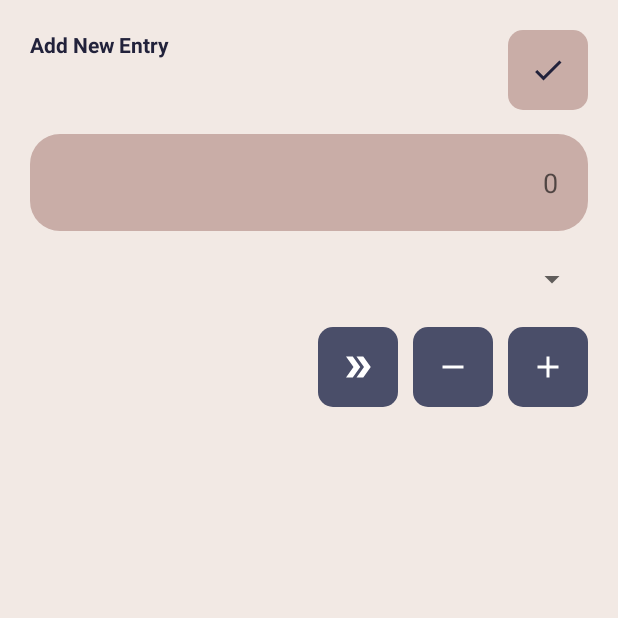
After one commit to saymanrifat/CalMyPenny, an Android app: the AddEntryActivity screen opened directly, with no data from a screen before it, on a phone screen of 412 x 824 dp, the top half of it. The commit adds this screen. Run offline under Robolectric (Android 15) with nearby library versions, the phone set to English and light mode, and no system bars.

Commit message:
Add EntryScreen and Improve App Design

```diff
--- a/app/src/main/AndroidManifest.xml
+++ b/app/src/main/AndroidManifest.xml
@@ -13,6 +13,9 @@
         android:theme="@style/Theme.CalMyPenny"
         tools:targetApi="31">
         <activity
+            android:name=".view.AddEntryActivity"
+            android:exported="false" />
+        <activity
             android:name=".view.HomeActivity"
             android:exported="true">
             <intent-filter>
--- /dev/null
+++ b/app/src/main/java/com/ounicsoft/calmypenny/view/AddEntryActivity.kt
@@ -0,0 +1,14 @@
+package com.ounicsoft.calmypenny.view
+
+import androidx.appcompat.app.AppCompatActivity
+import android.os.Bundle
+import com.ounicsoft.calmypenny.databinding.ActivityAddEntryBinding
+
+class AddEntryActivity : AppCompatActivity() {
+    private lateinit var binding: ActivityAddEntryBinding
+    override fun onCreate(savedInstanceState: Bundle?) {
+        super.onCreate(savedInstanceState)
+        binding = ActivityAddEntryBinding.inflate(layoutInflater)
+        setContentView(binding.root)
+    }
+}
--- a/app/src/main/java/com/ounicsoft/calmypenny/view/HomeActivity.kt
+++ b/app/src/main/java/com/ounicsoft/calmypenny/view/HomeActivity.kt
@@ -1,5 +1,6 @@
 package com.ounicsoft.calmypenny.view
 
+import android.content.Intent
 import androidx.appcompat.app.AppCompatActivity
 import android.os.Bundle
 import androidx.fragment.app.Fragment
@@ -22,6 +23,8 @@ class HomeActivity : AppCompatActivity() {
         setCurrentFragment(overViewFragment)
         //Handle Bottom Navigation ClickListen
         handleBottomClickListener()
+        //Handle Add Entry Click Listen
+        goToAddEntryActivity()
 
 
     }
@@ -37,9 +40,16 @@ class HomeActivity : AppCompatActivity() {
         }
     }
 
-    private fun setCurrentFragment(fragment: Fragment) =
+    private fun setCurrentFragment(fragment: Fragment) {
         supportFragmentManager.beginTransaction().apply {
             replace(R.id.home_HostFragment, fragment)
             commit()
         }
+    }
+
+    private fun goToAddEntryActivity() {
+        binding.btnAddEntryActivity.setOnClickListener {
+            startActivity(Intent(this, AddEntryActivity::class.java))
+        }
+    }
 }
--- /dev/null
+++ b/app/src/main/res/drawable/ed_background.xml
@@ -0,0 +1,10 @@
+<?xml version="1.0" encoding="utf-8"?>
+<selector xmlns:android="http://schemas.android.com/apk/res/android">
+    <item>
+        <shape android:shape="rectangle">
+            <solid android:color="@color/cameo" />
+            <corners android:radius="20dp" />
+            <padding android:bottom="20dp" android:left="20dp" android:right="20dp" android:top="20dp" />
+        </shape>
+    </item>
+</selector>
--- /dev/null
+++ b/app/src/main/res/drawable/ic_minus.xml
@@ -0,0 +1,5 @@
+<vector android:height="24dp" android:tint="@color/white"
+    android:viewportHeight="24" android:viewportWidth="24"
+    android:width="24dp" xmlns:android="http://schemas.android.com/apk/res/android">
+    <path android:fillColor="@android:color/white" android:pathData="M19,13H5v-2h14v2z"/>
+</vector>
--- /dev/null
+++ b/app/src/main/res/drawable/ic_plus.xml
@@ -0,0 +1,5 @@
+<vector android:height="24dp" android:tint="@color/white"
+    android:viewportHeight="24" android:viewportWidth="24"
+    android:width="24dp" xmlns:android="http://schemas.android.com/apk/res/android">
+    <path android:fillColor="@android:color/white" android:pathData="M19,13h-6v6h-2v-6H5v-2h6V5h2v6h6v2z"/>
+</vector>
--- /dev/null
+++ b/app/src/main/res/drawable/ic_save_tick.xml
@@ -0,0 +1,5 @@
+<vector android:height="24dp" android:tint="@color/blue_sapphire"
+    android:viewportHeight="24" android:viewportWidth="24"
+    android:width="24dp" xmlns:android="http://schemas.android.com/apk/res/android">
+    <path android:fillColor="@android:color/white" android:pathData="M9,16.17L4.83,12l-1.42,1.41L9,19 21,7l-1.41,-1.41z"/>
+</vector>
--- /dev/null
+++ b/app/src/main/res/drawable/ic_transfer_money.xml
@@ -0,0 +1,6 @@
+<vector android:height="24dp" android:tint="@color/white"
+    android:viewportHeight="24" android:viewportWidth="24"
+    android:width="24dp" xmlns:android="http://schemas.android.com/apk/res/android">
+    <path android:fillColor="@android:color/white" android:pathData="M15.5,5l-4.5,0l5,7l-5,7l4.5,0l5,-7z"/>
+    <path android:fillColor="@android:color/white" android:pathData="M8.5,5l-4.5,0l5,7l-5,7l4.5,0l5,-7z"/>
+</vector>
--- /dev/null
+++ b/app/src/main/res/drawable/save_btn_background.xml
@@ -0,0 +1,10 @@
+<?xml version="1.0" encoding="utf-8"?>
+<selector xmlns:android="http://schemas.android.com/apk/res/android">
+    <item>
+        <shape android:shape="rectangle">
+            <solid android:color="@color/cameo" />
+            <padding android:bottom="15dp" android:left="15dp" android:right="15dp" android:top="15dp" />
+            <corners android:radius="10dp" />
+        </shape>
+    </item>
+</selector>
--- /dev/null
+++ b/app/src/main/res/drawable/square_btn_background_selected.xml
@@ -0,0 +1,10 @@
+<?xml version="1.0" encoding="utf-8"?>
+<selector xmlns:android="http://schemas.android.com/apk/res/android">
+    <item>
+        <shape android:shape="rectangle">
+            <solid android:color="@color/nobel" />
+            <padding android:bottom="15dp" android:left="15dp" android:right="15dp" android:top="15dp" />
+            <corners android:radius="10dp" />
+        </shape>
+    </item>
+</selector>
--- /dev/null
+++ b/app/src/main/res/drawable/square_btn_background_unselected.xml
@@ -0,0 +1,10 @@
+<?xml version="1.0" encoding="utf-8"?>
+<selector xmlns:android="http://schemas.android.com/apk/res/android">
+    <item>
+        <shape android:shape="rectangle">
+            <solid android:color="@color/rhythm" />
+            <padding android:bottom="15dp" android:left="15dp" android:right="15dp" android:top="15dp" />
+            <corners android:radius="10dp" />
+        </shape>
+    </item>
+</selector>
--- /dev/null
+++ b/app/src/main/res/layout/activity_add_entry.xml
@@ -0,0 +1,114 @@
+<?xml version="1.0" encoding="utf-8"?>
+<androidx.constraintlayout.widget.ConstraintLayout xmlns:android="http://schemas.android.com/apk/res/android"
+    xmlns:app="http://schemas.android.com/apk/res-auto"
+    xmlns:tools="http://schemas.android.com/tools"
+    android:layout_width="match_parent"
+    android:layout_height="match_parent"
+    android:background="@color/vanilla_ice"
+    android:padding="20dp"
+    tools:context=".view.AddEntryActivity">
+
+    <ImageButton
+        android:id="@+id/saveEntry"
+        android:layout_width="wrap_content"
+        android:layout_height="wrap_content"
+
+        android:background="@drawable/save_btn_background"
+        android:src="@drawable/ic_save_tick"
+        app:layout_constraintEnd_toEndOf="parent"
+        app:layout_constraintTop_toTopOf="parent" />
+
+    <TextView
+        android:id="@+id/textView"
+        android:layout_width="wrap_content"
+        android:layout_height="wrap_content"
+        android:text="@string/add_new_entry_placeholder"
+        android:textColor="@color/blue_sapphire"
+        android:textStyle="bold"
+        app:layout_constraintStart_toStartOf="parent"
+        app:layout_constraintTop_toTopOf="parent" />
+
+    <EditText
+        android:id="@+id/ed_amount_text"
+        android:layout_width="match_parent"
+        android:layout_height="wrap_content"
+        android:layout_marginTop="50dp"
+        android:background="@drawable/ed_background"
+        android:ems="10"
+        android:hint="@string/ed_amount_placeholder"
+        android:inputType="text"
+        android:textDirection="rtl"
+        app:layout_constraintEnd_toEndOf="parent"
+        app:layout_constraintStart_toStartOf="parent"
+        app:layout_constraintTop_toBottomOf="@+id/textView" />
+
+    <LinearLayout
+        android:id="@+id/spinner_holder"
+        android:layout_width="match_parent"
+        android:layout_height="wrap_content"
+        android:gravity="center"
+        android:orientation="vertical"
+        app:layout_constraintTop_toBottomOf="@+id/ed_amount_text"
+        tools:layout_editor_absoluteX="20dp">
+
+        <Spinner
+            android:id="@+id/sp_select_wallet_from"
+            android:layout_width="match_parent"
+            android:layout_height="wrap_content"
+            android:layout_marginTop="20dp" />
+
+        <LinearLayout
+            android:id="@+id/transferSelector"
+            android:layout_width="match_parent"
+            android:layout_height="wrap_content"
+            android:orientation="vertical"
+            android:visibility="gone">
+
+            <ImageView
+                android:id="@+id/view_transfer_account"
+                android:layout_width="40dp"
+                android:layout_height="40dp"
+                android:layout_marginVertical="20dp"
+                android:src="@drawable/ic_transfer_money" />
+
+
+            <Spinner
+                android:id="@+id/sp_select_wallet_to"
+                android:layout_width="match_parent"
+                android:layout_height="wrap_content"
+                android:layout_marginBottom="20dp" />
+        </LinearLayout>
+
+    </LinearLayout>
+
+    <LinearLayout
+        android:layout_width="match_parent"
+        android:layout_height="wrap_content"
+        android:layout_marginTop="20dp"
+        android:layoutDirection="rtl"
+        android:orientation="horizontal"
+        app:layout_constraintTop_toBottomOf="@+id/spinner_holder">
+
+        <ImageButton
+            android:id="@+id/btn_plusAmount"
+            android:layout_width="wrap_content"
+            android:layout_height="wrap_content"
+            android:background="@drawable/square_btn_background_unselected"
+            app:srcCompat="@drawable/ic_plus" />
+
+        <ImageButton
+            android:id="@+id/btn_minusAmount"
+            android:layout_width="wrap_content"
+            android:layout_height="wrap_content"
+            android:layout_marginHorizontal="10dp"
+            android:background="@drawable/square_btn_background_unselected"
+            app:srcCompat="@drawable/ic_minus" />
+
+        <ImageButton
+            android:id="@+id/btn_transferAmount"
+            android:layout_width="wrap_content"
+            android:layout_height="wrap_content"
+            android:background="@drawable/square_btn_background_unselected"
+            android:src="@drawable/ic_transfer_money" />
+    </LinearLayout>
+</androidx.constraintlayout.widget.ConstraintLayout>
--- a/app/src/main/res/layout/activity_home.xml
+++ b/app/src/main/res/layout/activity_home.xml
@@ -20,18 +20,23 @@
         android:id="@+id/bottomNavigationView"
         android:layout_width="match_parent"
         android:layout_height="60dp"
+        app:itemBackground="@color/cameo"
+        app:itemIconTint="@color/blue_sapphire"
+        app:itemTextColor="@color/rhythm"
         app:layout_constraintBottom_toBottomOf="parent"
         app:layout_constraintEnd_toEndOf="parent"
         app:layout_constraintStart_toStartOf="parent"
         app:menu="@menu/bottom_nav_menu" />
 
     <com.google.android.material.floatingactionbutton.FloatingActionButton
+        android:id="@+id/btn_addEntryActivity"
         android:layout_width="wrap_content"
         android:layout_height="wrap_content"
         android:layout_marginEnd="30dp"
         android:layout_marginBottom="30dp"
         android:contentDescription="@string/app_name"
         android:src="@drawable/ic_add_entry"
+        app:backgroundTint="@color/cameo"
         app:layout_constraintBottom_toBottomOf="@+id/home_HostFragment"
         app:layout_constraintEnd_toEndOf="parent" />
 
--- a/app/src/main/res/values-night/themes.xml
+++ b/app/src/main/res/values-night/themes.xml
@@ -10,7 +10,7 @@
         <item name="colorSecondaryVariant">@color/teal_200</item>
         <item name="colorOnSecondary">@color/black</item>
         <!-- Status bar color. -->
-        <item name="android:statusBarColor">?attr/colorPrimaryVariant</item>
+        <item name="android:statusBarColor">@color/cameo</item>
         <!-- Customize your theme here. -->
     </style>
 </resources>
--- a/app/src/main/res/values/strings.xml
+++ b/app/src/main/res/values/strings.xml
@@ -5,4 +5,6 @@
     <string name="str_over_view">Over View</string>
     <string name="str_budget">Budget</string>
     <string name="str_wallet">Wallet</string>
+    <string name="ed_amount_placeholder">0</string>
+    <string name="add_new_entry_placeholder">Add New Entry</string>
 </resources>
--- a/app/src/main/res/values/themes.xml
+++ b/app/src/main/res/values/themes.xml
@@ -10,7 +10,7 @@
         <item name="colorSecondaryVariant">@color/teal_700</item>
         <item name="colorOnSecondary">@color/black</item>
         <!-- Status bar color. -->
-        <item name="android:statusBarColor">?attr/colorPrimaryVariant</item>
+        <item name="android:statusBarColor">@color/cameo</item>
         <!-- Customize your theme here. -->
     </style>
 </resources>
```
